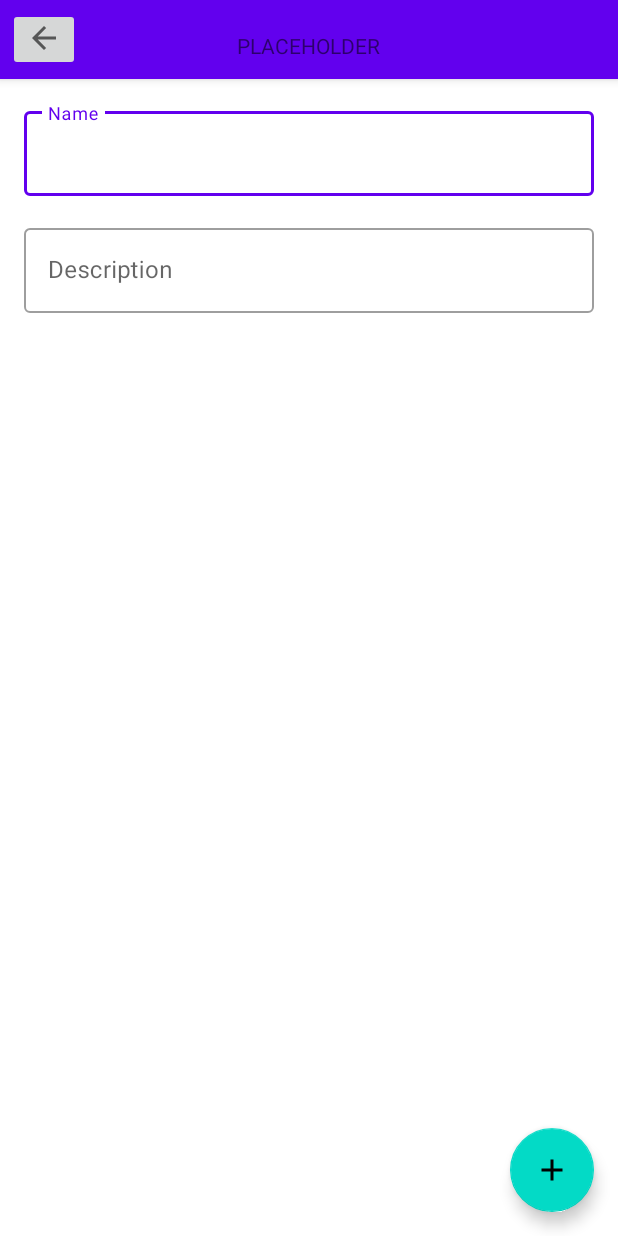
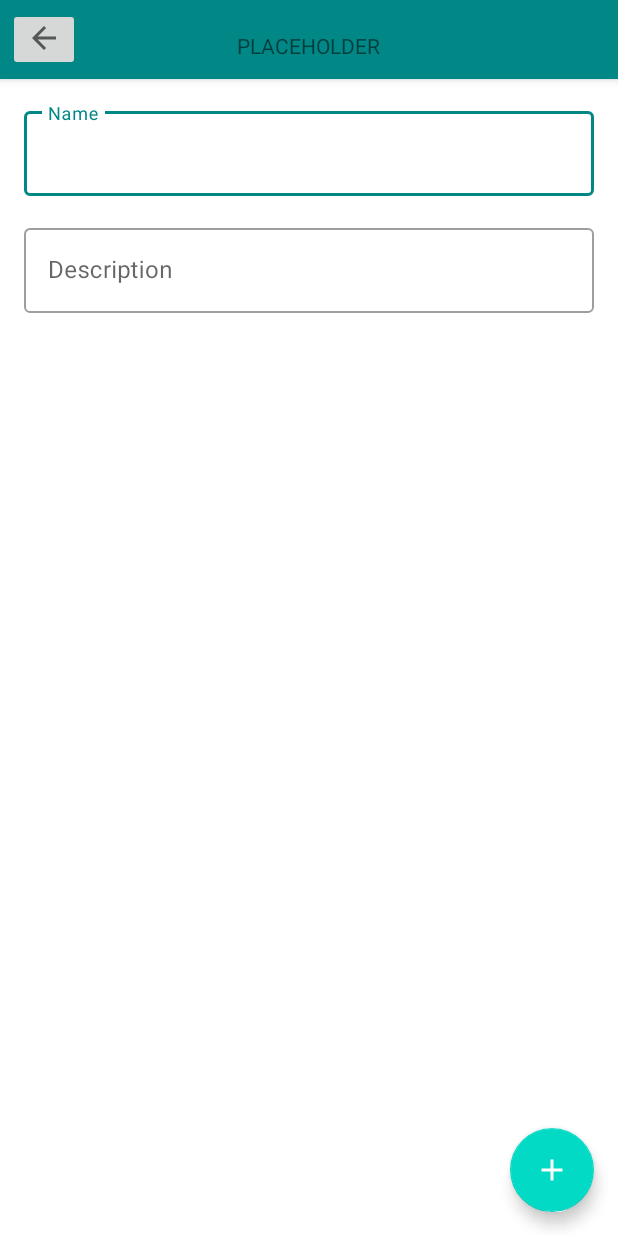
Before and after one commit to Oktawski/tasks-and-habits-android, an Android app: the screen it shows after launch (AddAndDetailsActivity), after a tap on an icon or button, on a phone screen of 412 x 824 dp. Run offline under Robolectric (Android 15) with nearby library versions, the phone set to English and light mode, and no system bars; our stand-ins replace Room's generated code, RxJava.

Commit message:
UI updates

```diff
--- a/app/src/main/res/layout/activity_add_item.xml
+++ b/app/src/main/res/layout/activity_add_item.xml
@@ -1,9 +1,7 @@
 <?xml version="1.0" encoding="utf-8"?>
 <RelativeLayout
     xmlns:android="http://schemas.android.com/apk/res/android" android:layout_width="match_parent"
-    android:layout_height="match_parent"
-    style="@style/Theme.TasksAndHabits.NoActionBar"
-    >
+    android:layout_height="match_parent">
 
     <com.google.android.material.appbar.AppBarLayout
         android:layout_width="match_parent"
--- a/app/src/main/res/layout/activity_main.xml
+++ b/app/src/main/res/layout/activity_main.xml
@@ -10,9 +10,8 @@
         android:id="@+id/appBarLayout"
         android:layout_width="match_parent"
         android:layout_height="wrap_content"
-        android:backgroundTint="@color/purple_200"
-        android:theme="@style/Theme.TasksAndHabits">
-
+        style="@style/Theme.TasksAndHabits.Dark"
+        >
 
         <TextView
             android:id="@+id/title"
--- a/app/src/main/res/layout/fragment_todos.xml
+++ b/app/src/main/res/layout/fragment_todos.xml
@@ -28,7 +28,6 @@
         android:layout_marginRight="@dimen/activity_horizontal_margin"
         app:layout_anchor="@id/todos_recycler_view"
         app:layout_anchorGravity="bottom|center"
-        android:background="@color/cardview_light_background"
         >
 
         <LinearLayout
--- a/app/src/main/res/values-night/themes.xml
+++ b/app/src/main/res/values-night/themes.xml
@@ -1,16 +1,19 @@
 <resources xmlns:tools="http://schemas.android.com/tools">
     <!-- Base application theme. -->
-    <style name="Theme.TasksAndHabits" parent="Theme.MaterialComponents.DayNight.DarkActionBar">
+    <style name="Theme.TasksAndHabits.Dark" parent="Theme.MaterialComponents.DayNight.NoActionBar">
         <!-- Primary brand color. -->
-        <item name="colorPrimary">@color/purple_200</item>
-        <item name="colorPrimaryVariant">@color/purple_700</item>
+        <item name="colorPrimary">@color/teal_700</item>
+        <item name="colorPrimaryVariant">@color/teal_200</item>
         <item name="colorOnPrimary">@color/black</item>
         <!-- Secondary brand color. -->
         <item name="colorSecondary">@color/teal_200</item>
         <item name="colorSecondaryVariant">@color/teal_200</item>
         <item name="colorOnSecondary">@color/black</item>
-        <!-- Status bar color. -->
-        <item name="android:statusBarColor" tools:targetApi="l">?attr/colorPrimaryVariant</item>
-        <!-- Customize your theme here. -->
+        <item name="appBarLayoutStyle">@color/teal_700</item>
     </style>
+
+    <style name="Theme.TasksAndHabits.AppBarOverlay" parent="Theme.AppCompat.DayNight.DarkActionBar">
+        <item name="appBarLayoutStyle">@color/teal_200</item>
+    </style>
+
 </resources>
--- a/app/src/main/res/values/colors.xml
+++ b/app/src/main/res/values/colors.xml
@@ -1,8 +1,5 @@
 <?xml version="1.0" encoding="utf-8"?>
 <resources>
-    <color name="purple_200">#FFBB86FC</color>
-    <color name="purple_500">#FF6200EE</color>
-    <color name="purple_700">#FF3700B3</color>
     <color name="teal_200">#FF03DAC5</color>
     <color name="teal_700">#FF018786</color>
     <color name="black">#FF000000</color>
--- a/app/src/main/res/values/themes.xml
+++ b/app/src/main/res/values/themes.xml
@@ -1,20 +1,20 @@
 <resources xmlns:tools="http://schemas.android.com/tools">
     <!-- Base application theme. -->
-    <style name="Theme.TasksAndHabits" parent="Theme.MaterialComponents.Light">
+    <style name="Theme.TasksAndHabits.Light" parent="Theme.MaterialComponents.Light.NoActionBar">
         <!-- Primary brand color. -->
-        <item name="colorPrimary">@color/purple_200</item>
+        <item name="colorPrimary">@color/teal_700</item>
         <item name="colorPrimaryVariant">@color/teal_200</item>
         <item name="colorOnPrimary">@color/white</item>
         <!-- Secondary brand color. -->
         <item name="colorSecondary">@color/teal_200</item>
         <item name="colorSecondaryVariant">@color/teal_700</item>
-        <item name="colorOnSecondary">@color/black</item>
+        <item name="colorOnSecondary">@color/white</item>
         <!-- Status bar color. -->
         <item name="android:statusBarColor" tools:targetApi="l">?attr/colorPrimaryVariant</item>
         <!-- Customize your theme here. -->
     </style>
 
-    <style name="Theme.TasksAndHabits.NoActionBar">
+    <style name="Theme.TasksAndHabits.Light.NoActionBar">
         <item name="windowActionBar">false</item>
         <item name="windowNoTitle">true</item>
     </style>
```
Also changed, not shown: app/src/main/AndroidManifest.xml (+4 -3 lines).
